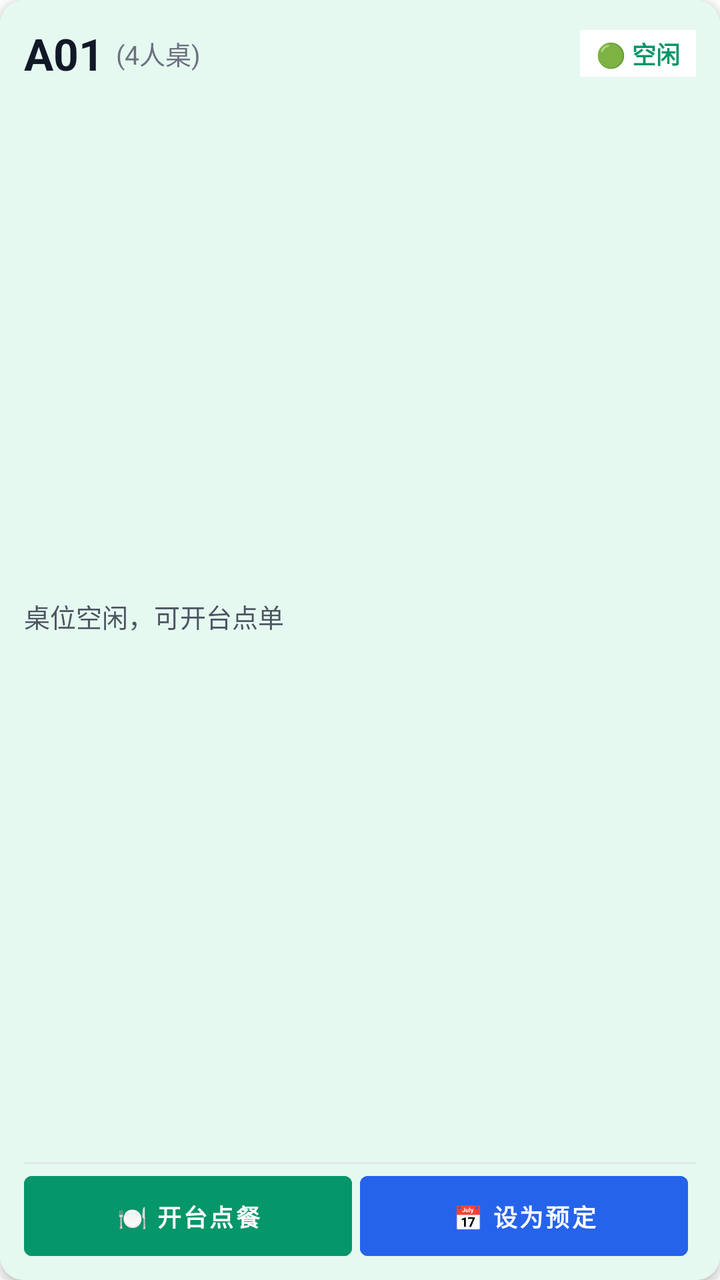
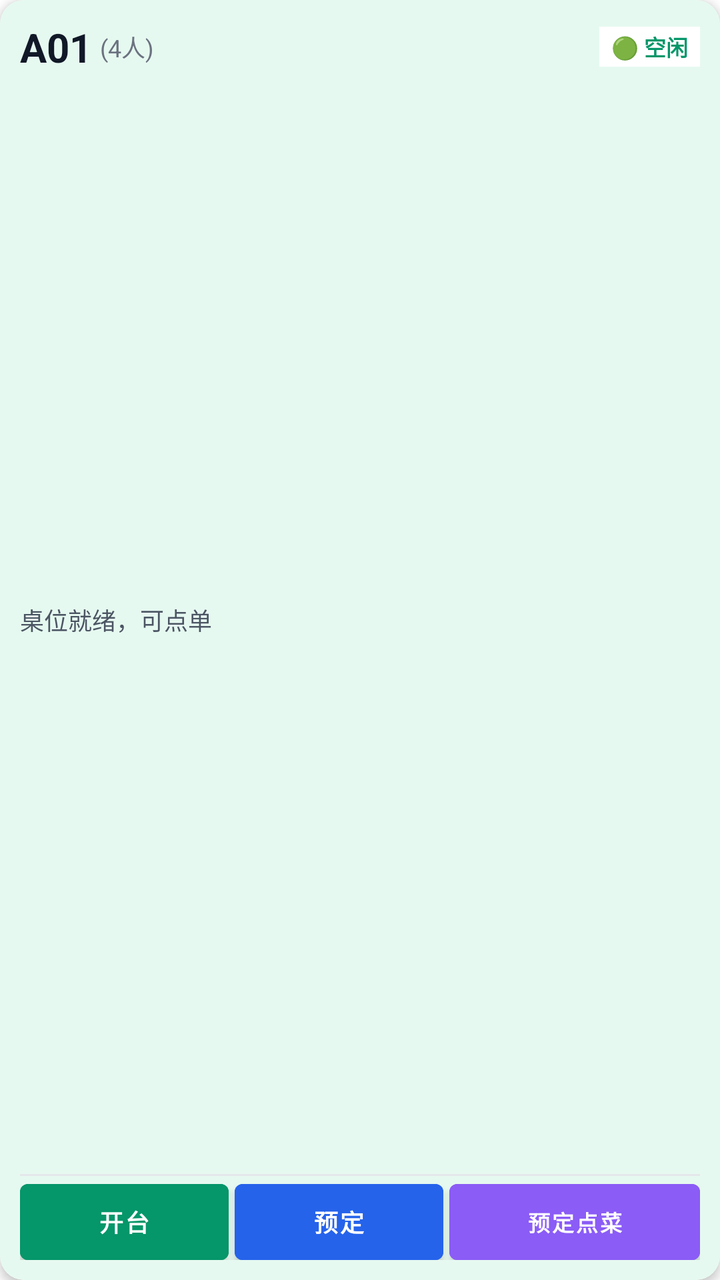

Before-and-after screenshots of an Android layout around one commit, followed by the original layout XML and the change that was made.
<!-- AndroidManifest.xml: application theme Theme.MeituanPosLite -->
<!-- res/layout/item_table_grid.xml -->
<?xml version="1.0" encoding="utf-8"?>
<androidx.cardview.widget.CardView xmlns:android="http://schemas.android.com/apk/res/android"
    xmlns:app="http://schemas.android.com/apk/res-auto"
    android:layout_width="match_parent"
    android:layout_height="170dp"
    android:layout_margin="8dp"
    app:cardCornerRadius="12dp"
    app:cardElevation="3dp">

    <LinearLayout
        android:id="@+id/layoutCardRoot"
        android:layout_width="match_parent"
        android:layout_height="match_parent"
        android:orientation="vertical"
        android:padding="12dp"
        android:background="#E6F9F0">

        
        <LinearLayout
            android:layout_width="match_parent"
            android:layout_height="wrap_content"
            android:gravity="center_vertical"
            android:orientation="horizontal">

            <TextView
                android:id="@+id/tvTableName"
                android:layout_width="wrap_content"
                android:layout_height="wrap_content"
                android:text="A01"
                android:textSize="22sp"
                android:textStyle="bold"
                android:textColor="#111827"/>

            <TextView
                android:id="@+id/tvTableCapacity"
                android:layout_width="wrap_content"
                android:layout_height="wrap_content"
                android:layout_marginStart="6dp"
                android:text="(4人桌)"
                android:textSize="13sp"
                android:textColor="#6B7280"/>

            <View
                android:layout_width="0dp"
                android:layout_height="1dp"
                android:layout_weight="1"/>

            
            <TextView
                android:id="@+id/tvStatusBadge"
                android:layout_width="wrap_content"
                android:layout_height="wrap_content"
                android:paddingHorizontal="8dp"
                android:paddingVertical="3dp"
                android:text="🟢 空闲"
                android:textSize="12sp"
                android:textStyle="bold"
                android:textColor="#059669"
                android:background="#FFFFFF"/>
        </LinearLayout>

        
        <LinearLayout
            android:layout_width="match_parent"
            android:layout_height="0dp"
            android:layout_weight="1"
            android:gravity="center_vertical"
            android:orientation="vertical">

            <TextView
                android:id="@+id/tvTableInfo"
                android:layout_width="wrap_content"
                android:layout_height="wrap_content"
                android:text="桌位空闲，可开台点单"
                android:textSize="13sp"
                android:textColor="#4B5563"/>

            <TextView
                android:id="@+id/tvTableAmount"
                android:layout_width="wrap_content"
                android:layout_height="wrap_content"
                android:layout_marginTop="2dp"
                android:text="￥0.00"
                android:textSize="20sp"
                android:textStyle="bold"
                android:textColor="#D97706"
                android:visibility="gone"/>
        </LinearLayout>

        <View
            android:layout_width="match_parent"
            android:layout_height="1dp"
            android:background="#E5E7EB"
            android:layout_marginVertical="6dp"/>

        
        <LinearLayout
            android:layout_width="match_parent"
            android:layout_height="40dp"
            android:orientation="horizontal"
            android:gravity="center_vertical">

            <Button
                android:id="@+id/btnCardAction1"
                android:layout_width="0dp"
                android:layout_height="match_parent"
                android:layout_weight="1"
                android:layout_marginEnd="4dp"
                android:text="🍽 开台点餐"
                android:textSize="12sp"
                android:textStyle="bold"
                android:textColor="#FFFFFF"
                android:backgroundTint="#059669"
                android:insetTop="0dp"
                android:insetBottom="0dp"/>

            <Button
                android:id="@+id/btnCardAction2"
                android:layout_width="0dp"
                android:layout_height="match_parent"
                android:layout_weight="1"
                android:layout_marginEnd="4dp"
                android:text="📅 设为预定"
                android:textSize="12sp"
                android:textStyle="bold"
                android:textColor="#FFFFFF"
                android:backgroundTint="#2563EB"
                android:insetTop="0dp"
                android:insetBottom="0dp"/>

            <Button
                android:id="@+id/btnCardAction3"
                android:layout_width="wrap_content"
                android:layout_height="match_parent"
                android:text="清台"
                android:textSize="12sp"
                android:textColor="#EF4444"
                android:backgroundTint="#FEE2E2"
                android:insetTop="0dp"
                android:insetBottom="0dp"
                android:visibility="gone"/>
        </LinearLayout>
    </LinearLayout>
</androidx.cardview.widget.CardView>
<!-- resources referenced by this layout -->
<resources>
  <style name="Theme.MeituanPosLite" parent="Theme.MaterialComponents.Light.NoActionBar">
          <item name="colorPrimary">@color/meituan_yellow</item>
          <item name="colorSecondary">#333333</item>
          <item name="android:statusBarColor">#FFD100</item>
      </style>
  <color name="meituan_yellow">#FFC300</color>
</resources>

<!-- the commit's change to res/layout/item_table_grid.xml (unified diff, before → after) -->
@@ -2,8 +2,8 @@
 <androidx.cardview.widget.CardView xmlns:android="http://schemas.android.com/apk/res/android"
     xmlns:app="http://schemas.android.com/apk/res-auto"
     android:layout_width="match_parent"
-    android:layout_height="170dp"
-    android:layout_margin="8dp"
+    android:layout_height="172dp"
+    android:layout_margin="6dp"
     app:cardCornerRadius="12dp"
     app:cardElevation="3dp">
 
@@ -12,7 +12,7 @@
         android:layout_width="match_parent"
         android:layout_height="match_parent"
         android:orientation="vertical"
-        android:padding="12dp"
+        android:padding="10dp"
         android:background="#E6F9F0">
 
         
@@ -27,36 +27,38 @@
                 android:layout_width="wrap_content"
                 android:layout_height="wrap_content"
                 android:text="A01"
-                android:textSize="22sp"
+                android:textSize="20sp"
                 android:textStyle="bold"
-                android:textColor="#111827"/>
+                android:textColor="#111827"
+                android:singleLine="true"/>
 
             <TextView
                 android:id="@+id/tvTableCapacity"
                 android:layout_width="wrap_content"
                 android:layout_height="wrap_content"
-                android:layout_marginStart="6dp"
-                android:text="(4人桌)"
-                android:textSize="13sp"
-                android:textColor="#6B7280"/>
+                android:layout_marginStart="4dp"
+                android:text="(4人)"
+                android:textSize="12sp"
+                android:textColor="#6B7280"
+                android:singleLine="true"/>
 
             <View
                 android:layout_width="0dp"
                 android:layout_height="1dp"
                 android:layout_weight="1"/>
 
-            
             <TextView
                 android:id="@+id/tvStatusBadge"
                 android:layout_width="wrap_content"
                 android:layout_height="wrap_content"
-                android:paddingHorizontal="8dp"
-                android:paddingVertical="3dp"
+                android:paddingHorizontal="6dp"
+                android:paddingVertical="2dp"
                 android:text="🟢 空闲"
-                android:textSize="12sp"
+                android:textSize="11sp"
                 android:textStyle="bold"
                 android:textColor="#059669"
-                android:background="#FFFFFF"/>
+                android:background="#FFFFFF"
+                android:singleLine="true"/>
         </LinearLayout>
 
         
@@ -71,9 +73,11 @@
                 android:id="@+id/tvTableInfo"
                 android:layout_width="wrap_content"
                 android:layout_height="wrap_content"
-                android:text="桌位空闲，可开台点单"
-                android:textSize="13sp"
-                android:textColor="#4B5563"/>
+                android:text="桌位就绪，可点单"
+                android:textSize="12sp"
+                android:textColor="#4B5563"
+                android:singleLine="true"
+                android:ellipsize="end"/>
 
             <TextView
                 android:id="@+id/tvTableAmount"
@@ -81,9 +85,10 @@
                 android:layout_height="wrap_content"
                 android:layout_marginTop="2dp"
                 android:text="￥0.00"
-                android:textSize="20sp"
+                android:textSize="18sp"
                 android:textStyle="bold"
                 android:textColor="#D97706"
+                android:singleLine="true"
                 android:visibility="gone"/>
         </LinearLayout>
 
@@ -91,12 +96,12 @@
             android:layout_width="match_parent"
             android:layout_height="1dp"
             android:background="#E5E7EB"
-            android:layout_marginVertical="6dp"/>
+            android:layout_marginVertical="4dp"/>
 
         
         <LinearLayout
             android:layout_width="match_parent"
-            android:layout_height="40dp"
+            android:layout_height="38dp"
             android:orientation="horizontal"
             android:gravity="center_vertical">
 
@@ -105,40 +110,47 @@
                 android:layout_width="0dp"
                 android:layout_height="match_parent"
                 android:layout_weight="1"
-                android:layout_marginEnd="4dp"
-                android:text="🍽 开台点餐"
+                android:layout_marginEnd="3dp"
+                android:text="开台"
                 android:textSize="12sp"
                 android:textStyle="bold"
                 android:textColor="#FFFFFF"
                 android:backgroundTint="#059669"
                 android:insetTop="0dp"
-                android:insetBottom="0dp"/>
+                android:insetBottom="0dp"
+                android:padding="0dp"
+                android:singleLine="true"/>
 
             <Button
                 android:id="@+id/btnCardAction2"
                 android:layout_width="0dp"
                 android:layout_height="match_parent"
                 android:layout_weight="1"
-                android:layout_marginEnd="4dp"
-                android:text="📅 设为预定"
+                android:layout_marginEnd="3dp"
+                android:text="预定"
                 android:textSize="12sp"
                 android:textStyle="bold"
                 android:textColor="#FFFFFF"
                 android:backgroundTint="#2563EB"
                 android:insetTop="0dp"
-                android:insetBottom="0dp"/>
+                android:insetBottom="0dp"
+                android:padding="0dp"
+                android:singleLine="true"/>
 
             <Button
                 android:id="@+id/btnCardAction3"
-                android:layout_width="wrap_content"
+                android:layout_width="0dp"
                 android:layout_height="match_parent"
-                android:text="清台"
-                android:textSize="12sp"
-                android:textColor="#EF4444"
-                android:backgroundTint="#FEE2E2"
+                android:layout_weight="1.2"
+                android:text="预定点菜"
+                android:textSize="11sp"
+                android:textStyle="bold"
+                android:textColor="#FFFFFF"
+                android:backgroundTint="#8B5CF6"
                 android:insetTop="0dp"
                 android:insetBottom="0dp"
-                android:visibility="gone"/>
+                android:padding="0dp"
+                android:singleLine="true"/>
         </LinearLayout>
     </LinearLayout>
 </androidx.cardview.widget.CardView>
